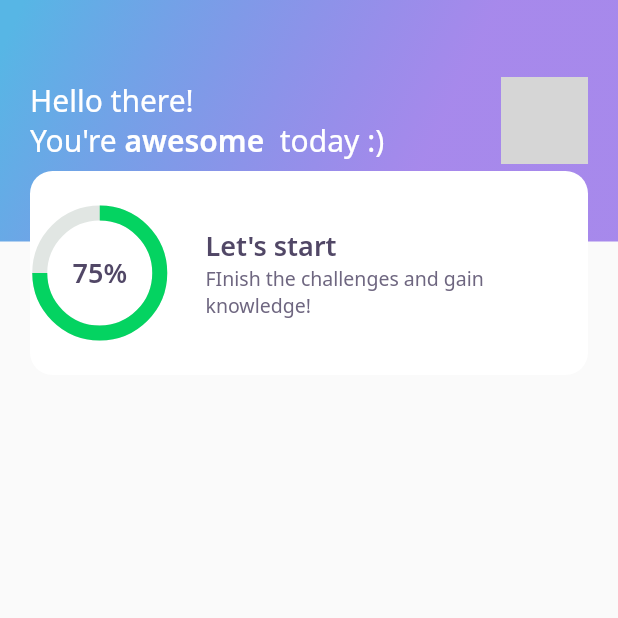
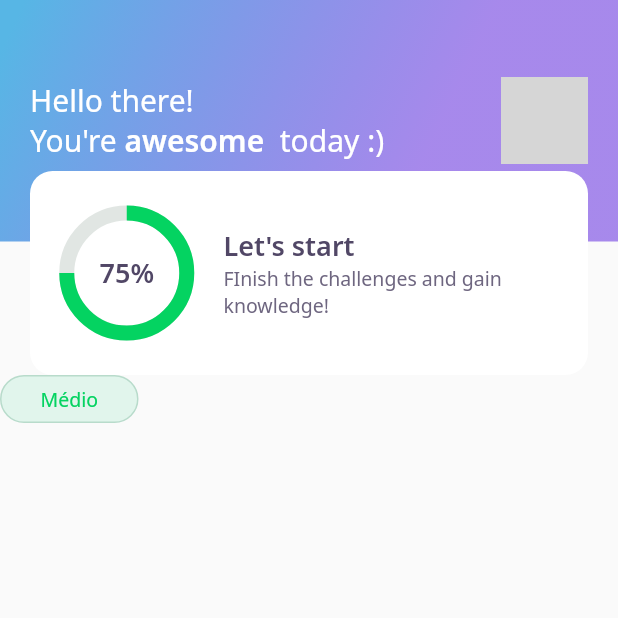
Before and after one commit to wolfhaltz/flutter_app, a Flutter app: the screen it shows after launch, on a phone screen of 412 x 824 dp, the top half of it. Run offline on Flutter 3.47's test engine with Material 2 defaults, Android fonts, the phone set to English and light mode, and no system bars; our stand-ins replace google_fonts; network calls fail; grey boxes are pictures that could not be loaded.

Commit message:
Create new widget and update pub.yaml

```diff
--- a/lib/home/home_page.dart
+++ b/lib/home/home_page.dart
@@ -1,9 +1,10 @@
+import 'package:NeuroQuiz/home/widgets/level_button/level_button_widget.dart';
 import 'package:flutter/material.dart';
 
 import 'widgets/appbar/app_bar_widget.dart';
 
 class HomePage extends StatefulWidget {
-  // HomePage({Key? key}) : super(key: key);
+  HomePage({Key? key}) : super(key: key);
 
   @override
   _HomePageState createState() => _HomePageState();
@@ -14,6 +15,9 @@ class _HomePageState extends State<HomePage> {
   Widget build(BuildContext context) {
     return Scaffold(
       appBar: AppBarWidget(),
+      body: LevelButtonWidget(
+        label: "Médio"
+      ),
     );
   }
 }
--- /dev/null
+++ b/lib/home/widgets/level_button/level_button_widget.dart
@@ -0,0 +1,63 @@
+import 'package:NeuroQuiz/core/app_colors.dart';
+import 'package:NeuroQuiz/core/app_text_styles.dart';
+import 'package:flutter/material.dart';
+import 'package:google_fonts/google_fonts.dart';
+
+class LevelButtonWidget extends StatelessWidget {
+  final String label;
+  LevelButtonWidget({
+    Key? key,
+    required this.label, })
+    : assert(["Fácil", "Médio", "Difícil", "Perito"].contains(label)),
+    super(key: key);
+
+  final config = {
+    "Fácil" : {
+      "color": AppColors.levelButtonFacil,
+      "borderColor": AppColors.levelButtonBorderFacil,
+      "fontColor" : AppColors.levelButtonTextFacil
+    },
+    "Médio" : {
+      "color": AppColors.levelButtonMedio,
+      "borderColor": AppColors.levelButtonBorderMedio,
+      "fontColor" : AppColors.levelButtonTextMedio
+    },
+    "Difícil" : {
+      "color": AppColors.levelButtonDificil,
+      "borderColor": AppColors.levelButtonBorderDificil,
+      "fontColor" : AppColors.levelButtonTextDificil
+    },
+    "Perito" : {
+      "color": AppColors.levelButtonPerito,
+      "borderColor": AppColors.levelButtonBorderPerito,
+      "fontColor" : AppColors.levelButtonTextPerito
+    },
+  };
+
+  Color get color => config[label]!['color']!;
+  Color get borderColor => config[label]!['borderColor']!;
+  Color get fontColor => config[label]!['fontColor']!;
+
+  @override
+  Widget build(BuildContext context) {
+    return Container(
+      decoration: BoxDecoration(
+        color: color,
+        border: Border.fromBorderSide(
+          BorderSide(color: borderColor)
+        ),
+        borderRadius: BorderRadius.circular(28)
+      ),
+      child: Padding(
+        padding: const EdgeInsets.symmetric(horizontal: 26, vertical: 6),
+        child: Text(
+          label,
+          style: GoogleFonts.notoSans(
+            color: fontColor,
+            fontSize: 13
+          ),
+        ),
+      )
+    );
+  }
+}
--- a/lib/home/widgets/score_card/score_card_widget.dart
+++ b/lib/home/widgets/score_card/score_card_widget.dart
@@ -14,6 +14,8 @@ class ScoreCardWidget extends StatelessWidget {
               color: AppColors.white,
               borderRadius: BorderRadius.circular(15)
           ),
+          child: Padding(
+            padding: const EdgeInsets.symmetric(horizontal: 24),
             child: Row(
                 crossAxisAlignment: CrossAxisAlignment.center,
                 children:[
@@ -37,6 +39,7 @@ class ScoreCardWidget extends StatelessWidget {
                       )
                   )
                 ]
+            ),
           )
       )
     );
--- a/pubspec.yaml
+++ b/pubspec.yaml
@@ -3,7 +3,7 @@ description: NeuroQuiz
 version: 1.0.0+1
 
 environment:
-  sdk: ">=2.7.0 <3.0.0"
+  sdk: ">=2.12.0 <3.0.0"
 
 dependencies:
   flutter:
```
Also changed, not shown: pubspec.lock. Lines whose indentation alone changed are shown as unchanged.
